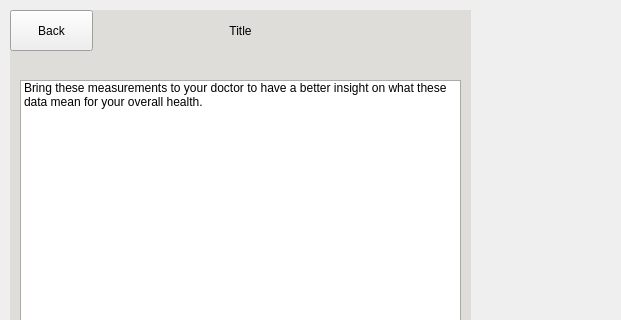
Harry-Dinh/COMP-3004-F24-Final, file Team32-3004-Project/mainwindow.ui: the form before one commit; both pictures show x 0 to 621 and y 0 to 320 of the 939 by 641 pixel window.
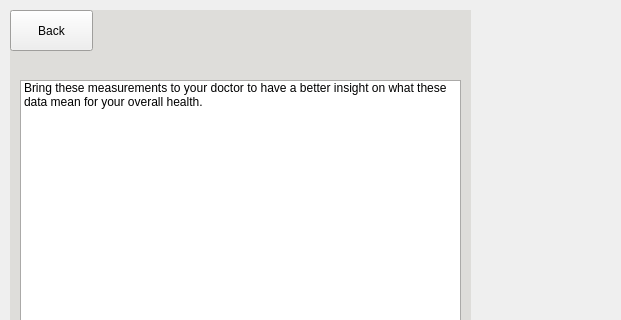
The form after the commit. The open tabs and pages were chosen to show the change. Icons and pictures are not drawn.

Commit message: Added scroll area with dynamic buttons for summary

What changed in the file:
```diff
--- a/Team32-3004-Project/mainwindow.ui
+++ b/Team32-3004-Project/mainwindow.ui
@@ -652,9 +652,6 @@
      <property name="text">
       <string>Title</string>
      </property>
-     <property name="alignment">
-      <set>Qt::AlignmentFlag::AlignCenter</set>
-     </property>
     </widget>
     <widget class="QPushButton" name="backButton">
      <property name="geometry">
```
Left out of the diff: 11 changed lines with no effect on the pictures. The commit also changes 6 other files.
